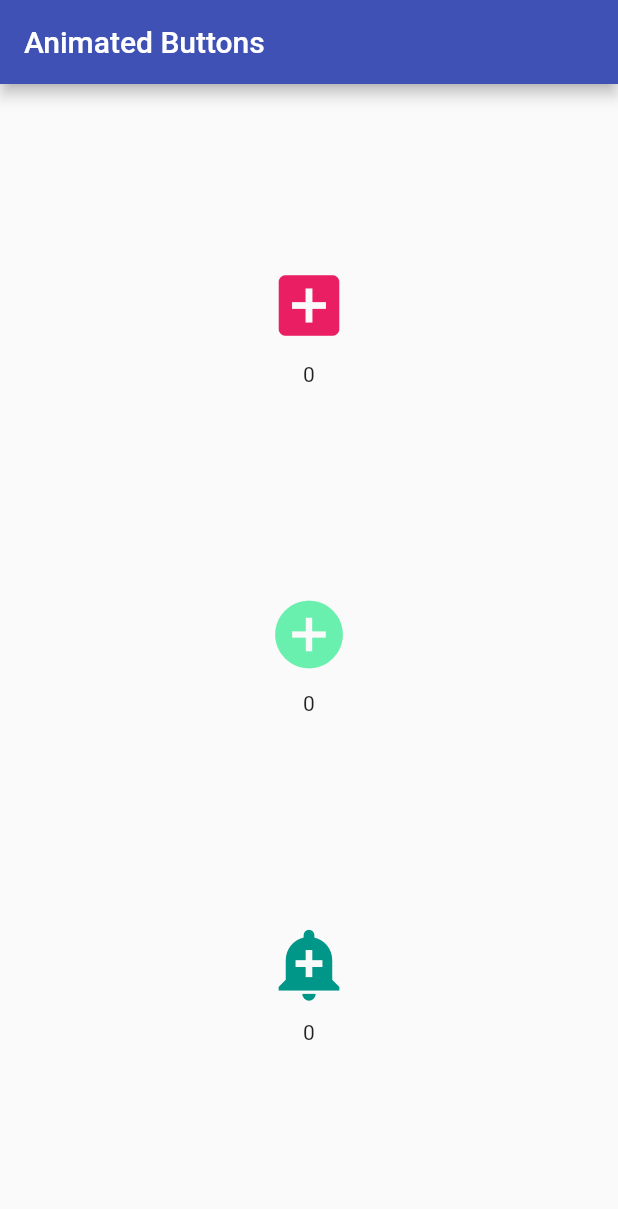
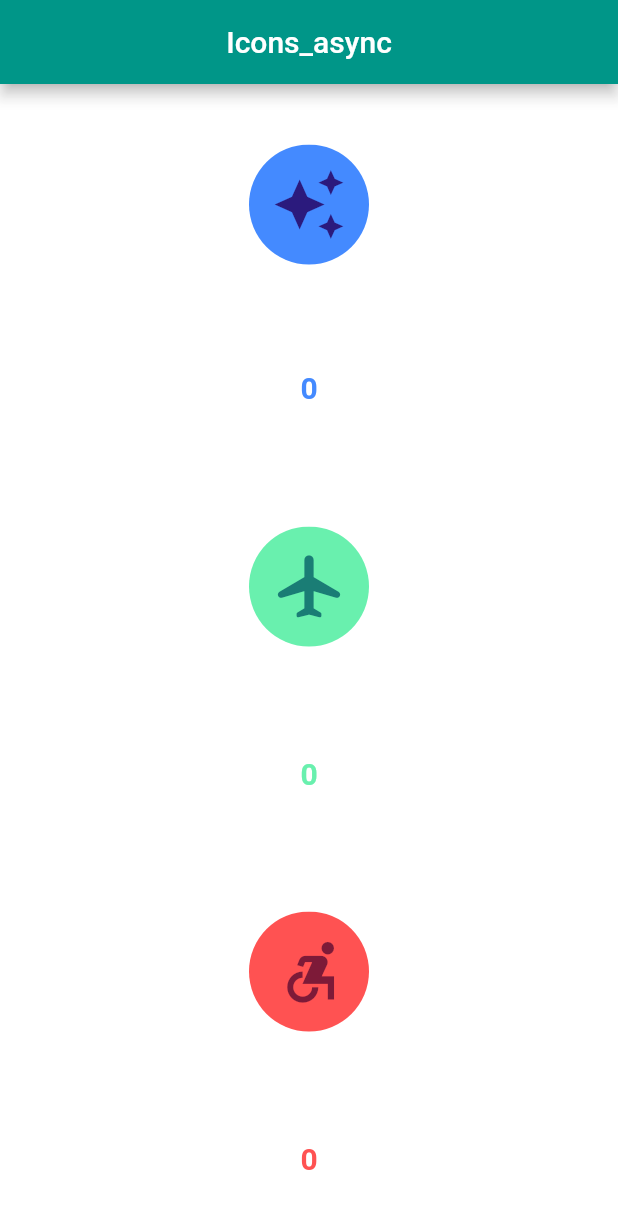
Before and after one commit to YandyMC/Practicas-A.M, a Flutter app: the screen it shows after launch, on a phone screen of 412 x 824 dp. Shown: the top 1209 px of the screen. Run offline on Flutter 3.47's test engine with Material 2 defaults, Android fonts, the phone set to English and light mode, and no system bars.

Commit message:
desarrollo de la actividad de asincronia en flutter

```diff
--- /dev/null
+++ b/Parcial_2/async_app/lib/layout_icons/Ferrari_Icon.dart
@@ -0,0 +1,107 @@
+import 'dart:async';
+
+import 'package:async_app/services/mockapi.dart';
+import 'package:flutter/material.dart';
+
+class ListScreen extends StatefulWidget {
+  const ListScreen({Key? key}) : super(key: key);
+  @override
+  _ListScreenState createState() => _ListScreenState();
+}
+
+class _ListScreenState extends State<ListScreen> {
+  // Ststatic const String _title = 'Flutter Code Sample';
+  double _width = 0;
+  int resultado = 0;
+  bool _textoActivo = false;
+  bool _isExpanded = false;
+  BorderRadiusGeometry _borderRadius = BorderRadius.circular(8);
+
+  @override
+  Widget build(BuildContext context) {
+    return Material(
+        color: Colors.transparent,
+        child: Column(
+          mainAxisAlignment: MainAxisAlignment.spaceEvenly,
+          children: [
+            Ink(
+              width: 80,
+              height: 80,
+              decoration: const ShapeDecoration(
+                color: Colors.blueAccent,
+                shape: CircleBorder(),
+              ),
+              child: IconButton(
+                icon: Icon(
+                  Icons.auto_awesome,
+                  color: Color(0xFF2b1a7d),
+                  size: 50.0,
+                ),
+                color: Colors.white,
+                onPressed: () async {
+                  _toggleExpand();
+                  resultado = await MockApi().getFerrariInteger() as int;
+                  refresh();
+                  await Future.delayed(Duration(seconds: 1));
+
+                  _textoActivo = true;
+                },
+              ),
+            ),
+            Padding(
+              padding: EdgeInsets.all(
+                  8.0),
+              child: Text(""),
+            ),
+            AnimatedContainer(
+              width: _isExpanded ? _width : _width,
+              height: 15,
+
+              decoration: BoxDecoration(
+                  gradient: LinearGradient(
+                    begin: Alignment.topRight,
+                    end: Alignment.bottomLeft,
+                    colors: [
+                      Color(0xFF2b1a7d),
+                      Colors.blueAccent,
+                    ],
+                  )
+              ),
+              duration: Duration(seconds: _isExpanded ? 1 : 0),
+            ),
+            Padding(
+              padding: EdgeInsets.all(
+                  4.0),
+              child: Text(""),
+            ),
+            Text(
+              '${result().toString()}',
+              textAlign: TextAlign.center,
+              overflow: TextOverflow.ellipsis,
+              style: const TextStyle(
+                  fontWeight: FontWeight.bold,
+                  fontSize: 20,
+                  color: Colors.blueAccent),
+            ),
+          ],
+        ));
+  }
+
+  refresh() {
+    setState(() {
+      _width = 0;
+      _isExpanded = false;
+    });
+  }
+
+  _toggleExpand() {
+    setState(() {
+      _isExpanded = !_isExpanded;
+      _width = 300;
+    });
+  }
+
+  result() {
+    return resultado;
+  }
+}
--- /dev/null
+++ b/Parcial_2/async_app/lib/layout_icons/Fisher_Icon.dart
@@ -0,0 +1,109 @@
+import 'dart:async';
+
+import 'package:async_app/services/mockapi.dart';
+import 'package:flutter/material.dart';
+
+class FisherPrice extends StatefulWidget {
+  const FisherPrice({Key? key}) : super(key: key);
+
+  @override
+  _ListScreenState createState() => _ListScreenState();
+}
+
+class _ListScreenState extends State<FisherPrice> {
+  // Ststatic const String _title = 'Flutter Code Sample';
+  double _width = 0;
+  int resultado = 0;
+  bool _textoActivo = false;
+  bool _isExpanded = false;
+  BorderRadiusGeometry _borderRadius = BorderRadius.circular(8);
+
+  @override
+  Widget build(BuildContext context) {
+    return Material(
+        color: Colors.transparent,
+        child: Column(
+          mainAxisAlignment: MainAxisAlignment.spaceEvenly,
+          children: [
+            Ink(
+              width: 80,
+              height: 80,
+              decoration: const ShapeDecoration(
+                color: Colors.redAccent,
+                shape: CircleBorder(),
+              ),
+              child: IconButton(
+                icon: Icon(
+                  Icons.accessible_forward_sharp,
+                  color: Color(0xFF7d1a38),
+                  size: 50.0,
+                ),
+                color: Colors.white,
+                onPressed: () async {
+                  _toggleExpand();
+                  resultado = await MockApi().getFisherPriceInteger() as int;
+                  refresh();
+                  await Future.delayed(Duration(seconds: 10));
+
+                  _textoActivo = true;
+                },
+              ),
+            ),
+            Padding(
+              padding: EdgeInsets.all(
+                  8.0), // add space of 8.0 logical pixels on all sides
+              child: Text(""),
+            ),
+            AnimatedContainer(
+              width: _isExpanded ? _width : _width,
+              height: 15,
+
+              decoration: BoxDecoration(
+                  gradient: LinearGradient(
+                    begin: Alignment.topRight,
+                    end: Alignment.bottomLeft,
+                    colors: [
+                      Color(0xFF7d1a38),
+                      Colors.redAccent,
+                    ],
+                  )
+              ),
+              duration: Duration(seconds: _isExpanded ? 10 : 0),
+
+            ),
+            Padding(
+              padding: EdgeInsets.all(
+                  5.0), // add space of 8.0 logical pixels on all sides
+              child: Text(""),
+            ),
+            Text(
+              '${result().toString()}',
+              textAlign: TextAlign.center,
+              overflow: TextOverflow.ellipsis,
+              style: const TextStyle(
+                  fontWeight: FontWeight.bold,
+                  fontSize: 20,
+                  color: Colors.redAccent),
+            ),
+          ],
+        ));
+  }
+
+  refresh() {
+    setState(() {
+      _width = 0;
+      _isExpanded = false;
+    });
+  }
+
+  _toggleExpand() {
+    setState(() {
+      _isExpanded = !_isExpanded;
+      _width = 300;
+    });
+  }
+
+  result() {
+    return resultado;
+  }
+}
--- /dev/null
+++ b/Parcial_2/async_app/lib/layout_icons/hyundai_Icon.dart
@@ -0,0 +1,110 @@
+import 'dart:async';
+
+
+import 'package:async_app/services/mockapi.dart';
+import 'package:flutter/material.dart';
+
+class Hyundai extends StatefulWidget {
+  const Hyundai({Key? key}) : super(key: key);
+
+  @override
+  _ListScreenState createState() => _ListScreenState();
+}
+
+class _ListScreenState extends State<Hyundai> {
+  // Ststatic const String _title = 'Flutter Code Sample';
+  double _width = 0;
+  int resultado = 0;
+  bool _textoActivo = false;
+  bool _isExpanded = false;
+  BorderRadiusGeometry _borderRadius = BorderRadius.circular(8);
+
+  @override
+  Widget build(BuildContext context) {
+    return Material(
+        color: Colors.transparent,
+        child: Column(
+          mainAxisAlignment: MainAxisAlignment.spaceEvenly,
+          children: [
+            Ink(
+              width: 80,
+              height: 80,
+              decoration: const ShapeDecoration(
+                color: Colors.greenAccent,
+                shape: CircleBorder(),
+              ),
+              child: IconButton(
+                icon: Icon(
+                  Icons.airplanemode_active_rounded,
+                  color: Color(0xFF1a7d75),
+                  size: 50.0,
+                ),
+                color: Colors.white,
+                onPressed: () async {
+                  _toggleExpand();
+                  resultado = await MockApi().getHyundaiInteger() as int;
+                  refresh();
+                  await Future.delayed(Duration(seconds: 3));
+
+                  _textoActivo = true;
+
+                },
+              ),
+            ),
+            Padding(
+              padding: EdgeInsets.all(
+                  8.0), // add space of 8.0 logical pixels on all sides
+              child: Text(""),
+            ),
+            AnimatedContainer(
+              width: _isExpanded ? _width : _width,
+              height: 15,
+
+              decoration: BoxDecoration(
+                  gradient: LinearGradient(
+                    begin: Alignment.topRight,
+                    end: Alignment.bottomLeft,
+                    colors: [
+                      Colors.teal,
+                      Colors.greenAccent,
+                    ],
+                  )
+              ),
+              duration: Duration(seconds: _isExpanded ? 3 : 0),
+            ),
+            Padding(
+              padding: EdgeInsets.all(
+                  5.0),
+              child: Text(""),
+            ),
+            Text(
+              '${result().toString()}',
+              textAlign: TextAlign.center,
+              overflow: TextOverflow.ellipsis,
+              style: const TextStyle(
+                  fontWeight: FontWeight.bold,
+                  fontSize: 20,
+                  color: Colors.greenAccent),
+            ),
+          ],
+        ));
+  }
+
+  refresh() {
+    setState(() {
+      _width = 0;
+      _isExpanded = false;
+    });
+  }
+
+  _toggleExpand() {
+    setState(() {
+      _isExpanded = !_isExpanded;
+      _width = 300;
+    });
+  }
+
+  result() {
+    return resultado;
+  }
+}
--- a/Parcial_2/async_app/lib/main.dart
+++ b/Parcial_2/async_app/lib/main.dart
@@ -1,128 +1,61 @@
+import 'package:async_app/services/mockapi.dart';
+import 'package:flutter/material.dart';
+import 'dart:math';
 
+import 'layout_icons/Ferrari_Icon.dart';
+import 'layout_icons/Fisher_Icon.dart';
+import 'layout_icons/hyundai_Icon.dart';
 
-import 'package:flutter/material.dart';
-
-void main() {
-  runApp(const MyApp());
-}
+void main() => runApp(const MyApp());
 
 class MyApp extends StatelessWidget {
   const MyApp({super.key});
 
-  // This widget is the root of your application.
+  static const String _title = 'Icons_async';
+
   @override
   Widget build(BuildContext context) {
     return MaterialApp(
-      title: 'Flutter Animated',
+      title: _title,
       debugShowCheckedModeBanner: false,
       theme: ThemeData(
-        primarySwatch: Colors.indigo,
+        canvasColor: Colors.white70
       ),
       home: Scaffold(
-        appBar: AppBar(title: const Text('Animated Buttons')),
-        body: const MyHomePage(title: 'Async flutter'),
+        appBar: AppBar(
+            title: const Text(_title),
+          backgroundColor: Colors.teal,
+          centerTitle: true,
+        ),
+        body: const MyStatefulWidget(),
       ),
     );
   }
 }
 
-int _count = 0;
-int _count2 = 0;
-int _count3 = 0;
-
-class MyHomePage extends StatefulWidget {
-  const MyHomePage({super.key, required this.title});
-
-  // This widget is the home page of your application. It is stateful, meaning
-  // that it has a State object (defined below) that contains fields that affect
-  // how it looks.
-
-  // This class is the configuration for the state. It holds the values (in this
-  // case the title) provided by the parent (in this case the App widget) and
-  // used by the build method of the State. Fields in a Widget subclass are
-  // always marked "final".
-
-  final String title;
+class MyStatefulWidget extends StatefulWidget {
+  const MyStatefulWidget({super.key});
 
   @override
-  State<MyHomePage> createState() => _MyHomePageState();
+  State<MyStatefulWidget> createState() => _MyStatefulWidgetState();
 }
 
-class _MyHomePageState extends State<MyHomePage> {
-  @override
+class _MyStatefulWidgetState extends State<MyStatefulWidget> {
+  double _width = 40;
+  double _height = 50;
+
+  BorderRadiusGeometry _borderRadius = BorderRadius.circular(8);
+
   Widget build(BuildContext context) {
-    return Scaffold(
-      body: Column(
-        children: <Widget> [
-          Expanded(
-              child: Column(
-          )),
-          Expanded(
-            flex: 2,
-            child: Column(
-              children: [
-              IconButton(
-              iconSize: 60.0,
-                icon: const Icon(
-                Icons.add_box,
-                color: Colors.pink,
-                  size: 54.0,
-                 semanticLabel: 'Text to announce in accessibility modes',
-                ), onPressed: () {
-                    setState(() {
-                    _count += 1;
-                  });
-              },),
-              Text('$_count'),
-             ],
-         )
-          ),
-          Expanded(
-            flex: 2,
-            child: Align(
-            alignment: Alignment.center,
-                child: Column(
-                  children: [
-                    IconButton(
-                      iconSize: 60.0,
-                      icon: const Icon(
-                        Icons.add_circle,
-                        color: Colors.greenAccent,
-                        size: 54.0,
-                        semanticLabel: 'Text to announce in accessibility modes',
-                      ), onPressed: () {
-                      setState(() {
-                        _count2 += 1;
-                      });
-                    },),
-                    Text('$_count2'),
-                  ],
-                )),
-            ),
-          Expanded(
-            flex: 2,
-            child: Align(
-                alignment: Alignment.center,
-                child: Column(
-                  children: [
-                    IconButton(
-                      iconSize: 60.0,
-                      icon: const Icon(
-                        Icons.add_alert,
-                        color: Colors.teal,
-                        size: 54.0,
-                        semanticLabel: 'Text to announce in accessibility modes',
-                      ), onPressed: () {
-                      setState(() {
-                        _count3 += 1;
-                      });
-                    },),
-                    Text('$_count3'),
-                  ],
-                )),
-          ),
-        ],
-      ),
-    );
+    return Material(
+        child: Center(
+      child: Column(
+          mainAxisAlignment: MainAxisAlignment.spaceAround,
+          children: <Widget>[
+            ListScreen(),
+            Hyundai(),
+            FisherPrice(),
+          ]),
+    ));
   }
 }
```
